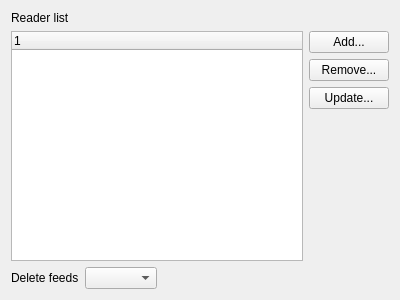
Old version of the form akregator/plugins/onlinesync/ui/configurationdialog.ui in the repository chusopr/kdepim-ktimetracker-akonadi.
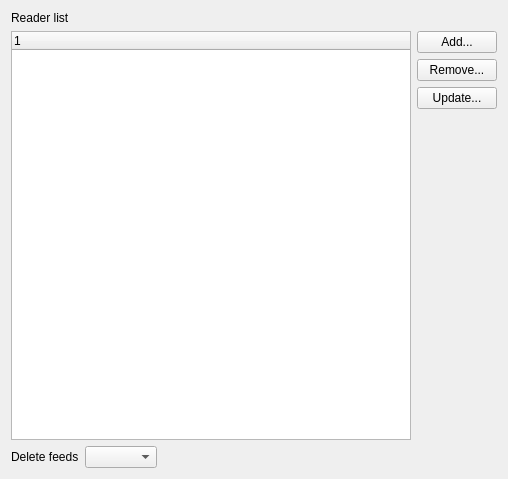
New version of the form.

The edit to the form file:
```diff
--- a/akregator/plugins/onlinesync/ui/configurationdialog.ui
+++ b/akregator/plugins/onlinesync/ui/configurationdialog.ui
@@ -5,8 +5,8 @@
    <rect>
     <x>0</x>
     <y>0</y>
-    <width>400</width>
-    <height>300</height>
+    <width>508</width>
+    <height>479</height>
    </rect>
   </property>
   <property name="windowTitle" >
@@ -66,10 +66,13 @@
          <property name="orientation" >
           <enum>Qt::Vertical</enum>
          </property>
+         <property name="sizeType" >
+          <enum>QSizePolicy::MinimumExpanding</enum>
+         </property>
          <property name="sizeHint" stdset="0" >
           <size>
            <width>20</width>
-           <height>40</height>
+           <height>100</height>
           </size>
          </property>
         </spacer>
@@ -105,6 +108,22 @@
      </item>
     </layout>
    </item>
+   <item>
+    <spacer name="horizontalSpacer_2" >
+     <property name="orientation" >
+      <enum>Qt::Horizontal</enum>
+     </property>
+     <property name="sizeType" >
+      <enum>QSizePolicy::MinimumExpanding</enum>
+     </property>
+     <property name="sizeHint" stdset="0" >
+      <size>
+       <width>400</width>
+       <height>0</height>
+      </size>
+     </property>
+    </spacer>
+   </item>
   </layout>
  </widget>
  <resources/>
```
